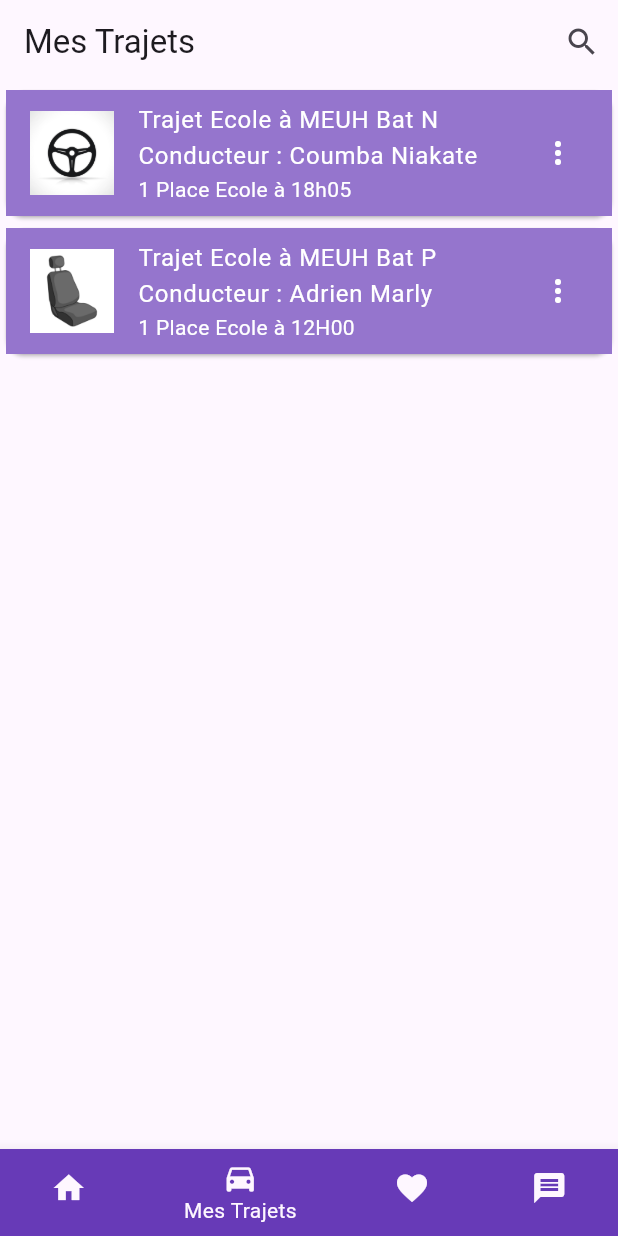
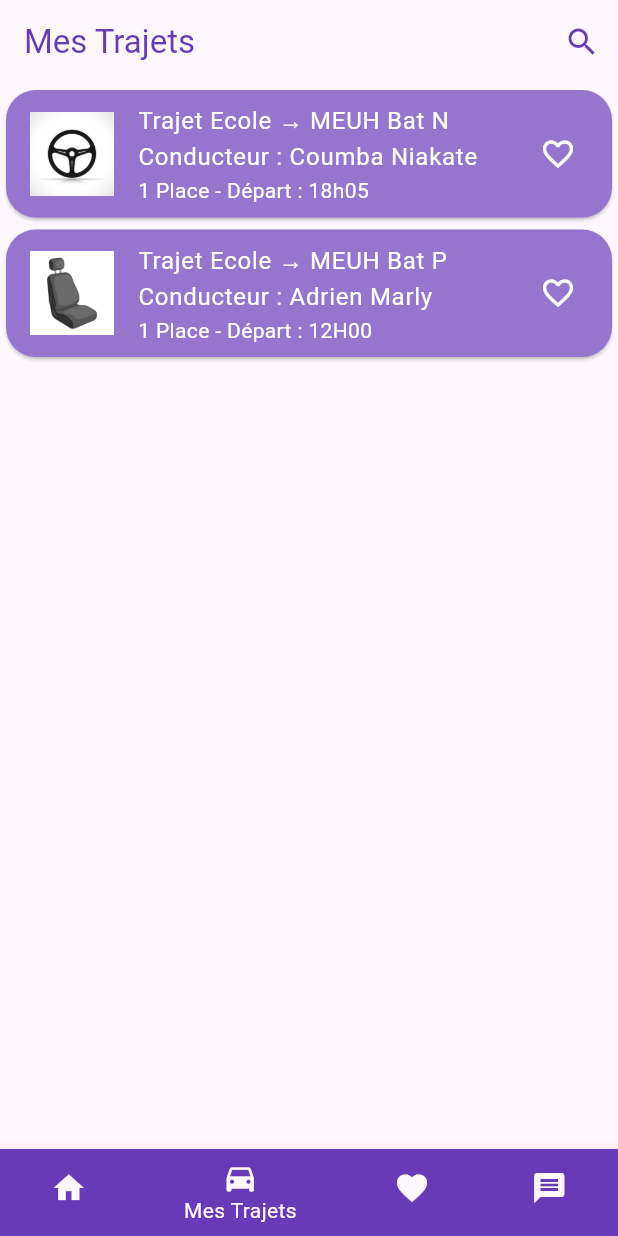
Before and after one commit to EmMEUHnez-moi/App, a Flutter app: the screen it shows after launch, item 2 of the bottom bar chosen, on a phone screen of 412 x 824 dp. Run offline on Flutter 3.47's test engine with Material 3 defaults, Android fonts, the light colour scheme and no system bars; our stand-ins replace bloc, equatable, flutter_bloc.

Commit message:
création du widget card et amélioration du visuel (couleur et formes) il faut garder tous les commentaires

```diff
--- /dev/null
+++ b/lib/Accueil/widget/card.dart
@@ -0,0 +1,139 @@
+import 'package:flutter/material.dart';
+
+// Fonctions actions de l'icon more dans Card
+void reserverTrajet(Map<String, String> Details){ // mettre le trajet dans mes trajets + occupe une place dans la voiture (liste avec les noms des passagers)
+
+}
+
+void rechercherTrajet(Map<String, String> Details){ // recherche le trajet dans l'accueil (trajets récents)
+
+}
+
+void ajoutOUsupprFavoris(Map<String, String> Details) { // si trajet ou utilisateur déjà dans favoris alors supprimer des favoris sinon ajouter aux favoris
+
+}
+
+void annulerTrajet(Map<String, String> Details) { // supprimer le trajet de mes trajets + libère une place dans la voiture (suppression du nom dans la liste des passagers)
+
+}
+
+void infoprofil(Map<String, String> Details) { // donne les informations de l'utilisateur
+
+}
+
+class TrajetCard extends StatelessWidget {
+  final Map<String, String> trajetDetails;
+/*  final List<Function> actions;
+  final String actionLabel1;
+  final String actionLabel2;*/
+
+  const TrajetCard({
+    super.key,
+    required this.trajetDetails,
+    /*required this.actions,
+    required this.actionLabel1,
+    required this.actionLabel2*/});
+
+  @override
+  Widget build(BuildContext context) {
+    final avatar = trajetDetails['avatar']!;
+    final conducteur = trajetDetails['Conducteur']!;
+    final date = trajetDetails['Date']!;
+    final lieudepart = trajetDetails['Lieu Départ']!;
+    final lieuarrive = trajetDetails['Lieu arrivé']!;
+
+    return Card(
+      shape: RoundedRectangleBorder(borderRadius: BorderRadius.circular(20)),
+      color: Colors.deepPurple[300],
+      child: ListTile(
+        leading: Image.asset("assets/images/$avatar.jpg"),
+        title: Text(
+          'Trajet $lieudepart → $lieuarrive\nConducteur : $conducteur',
+          style: TextStyle(color: Colors.white),
+        ),
+        subtitle: Text('1 Place - Départ : $date', style: TextStyle(color: Colors.white)),
+        trailing:
+        // mettre conditions si dans favoris coeur plein sinon coeur vide
+        const Icon(Icons.favorite_border, color: Colors.white),
+        /* PopupMenuButton<String>(
+          icon: const Icon(Icons.more_vert, color: Colors.white),
+          onSelected: (String value) {
+            if (value == actionLabel1) {
+              actions[0];
+            } else if (value == actionLabel2) {
+              actions[1];
+            }
+          },
+          itemBuilder: (BuildContext context) {
+            return [
+              PopupMenuItem<String>(
+                value: actionLabel1,
+                child: Text(actionLabel1),
+              ),
+              PopupMenuItem<String>(
+                value: actionLabel2,
+                child: Text(actionLabel2),
+              ),
+            ];
+          },
+        ), */
+      ),
+    );
+  }
+}
+
+
+class UtilisateurCard extends StatelessWidget {
+  final Map<String, String> utilisateurDetails;
+  /*final List<Function> actions;
+  final String actionLabel1;
+  final String actionLabel2;*/
+
+  const UtilisateurCard({
+    super.key,
+    required this.utilisateurDetails,
+    /*required this.actions,
+    required this.actionLabel1,
+    required this.actionLabel2*/});
+
+  @override
+  Widget build(BuildContext context) {
+    final utilisateur = utilisateurDetails['Utilisateur'];
+    final bat = utilisateurDetails['Bat'];
+    final etat = utilisateurDetails['Etat'];
+
+    return Card(
+      shape: RoundedRectangleBorder(borderRadius: BorderRadius.circular(20)),
+      color: Colors.deepPurple[300],
+      child: ListTile(
+        leading: Icon(Icons.person, color: Colors.white,),
+        title: Text('Prénom Nom : $utilisateur',style: TextStyle(color: Colors.white)),
+        subtitle: Text('Bat : $bat        Etat : $etat',style: TextStyle(color: Colors.white)),
+        trailing: const Icon(Icons.favorite_border, color: Colors.white),
+
+        /*PopupMenuButton<String>(
+          icon: const Icon(Icons.more_vert, color: Colors.white),
+          onSelected: (String value) {
+            if (value == actionLabel1) {
+              actions[0];
+            } else if (value == actionLabel2) {
+              actions[1];
+            }
+          },
+          itemBuilder: (BuildContext context) {
+            return [
+              PopupMenuItem<String>(
+                value: actionLabel1,
+                child: Text(actionLabel1),
+              ),
+              PopupMenuItem<String>(
+                value: actionLabel2,
+                child: Text(actionLabel2),
+              ),
+            ];
+          },
+        ),*/
+      ),
+    );
+  }
+}
--- a/lib/trajets/view/trajets_view.dart
+++ b/lib/trajets/view/trajets_view.dart
@@ -1,3 +1,4 @@
+import 'package:emmeuhnez_moi_app/Accueil/widget/card.dart';
 import 'package:flutter/material.dart';
 
 
@@ -31,7 +32,7 @@ class TrajetsViewState extends State<TrajetsView> {
   Widget build(BuildContext context) {
     return Scaffold(
       appBar: AppBar(
-        title: Text('Mes Trajets'),
+        title: Text('Mes Trajets',style: TextStyle(color: Colors.deepPurple)),
         actions:[
           IconButton(
             onPressed: () {
@@ -40,7 +41,7 @@ class TrajetsViewState extends State<TrajetsView> {
               delegate: CustomSearchDelegate(listeCovoit),
               );
             },
-          icon: const Icon(Icons.search),
+          icon: const Icon(Icons.search, color: Colors.deepPurple),
           ),
         ]
       ),
@@ -49,34 +50,22 @@ class TrajetsViewState extends State<TrajetsView> {
           itemCount: listeCovoit.length,
           itemBuilder: (context, index) {
             final listedescovoits = listeCovoit[index];
-            final avatar = listedescovoits['avatar'];
-            final conducteur = listedescovoits['Conducteur'];
-            final date = listedescovoits['Date'];
-            final lieudepart = listedescovoits['Lieu Départ'];
-            final lieuarrive = listedescovoits['Lieu arrivé'];
+            /*final actions = [
+              () => annulerTrajet(listedescovoits),
+              () => ajoutOUsupprFavoris(listedescovoits),
+            ];*/
 
-            return Card(
-              child: ListTile(
-                leading: Image.asset("assets/images/$avatar.jpg"),
-                title: Text(
-                    'Trajet $lieudepart à $lieuarrive Conducteur : $conducteur',style: TextStyle(color: Colors.white)),
-                subtitle: Text('1 Place $lieudepart à $date',style: TextStyle(color: Colors.white)),
-                trailing: Icon(Icons.more_vert, color: Colors.white),
-                tileColor: Colors.deepPurple[300],
-              ),
-            );
+            return TrajetCard(
+              trajetDetails: listedescovoits,
+              /*actionLabel1: "Annuler",
+              actionLabel2: "Ajouter/Supprimer aux favoris", // condition ajout ou suppr des favoris
+              actions: actions*/);
           },
         ),
       ),
     );
   }
 }
-
-
-
-
-
-
 
 class CustomSearchDelegate extends SearchDelegate {
   final List<Map<String, String>> trajets;
```
Also changed, not shown: lib/Accueil/view/accueil_view.dart (+13 -25 lines), lib/favoris/view/trajet_fav_view.dart (+11 -15 lines), lib/favoris/view/utilisateur_fav_view.dart (+12 -14 lines).
